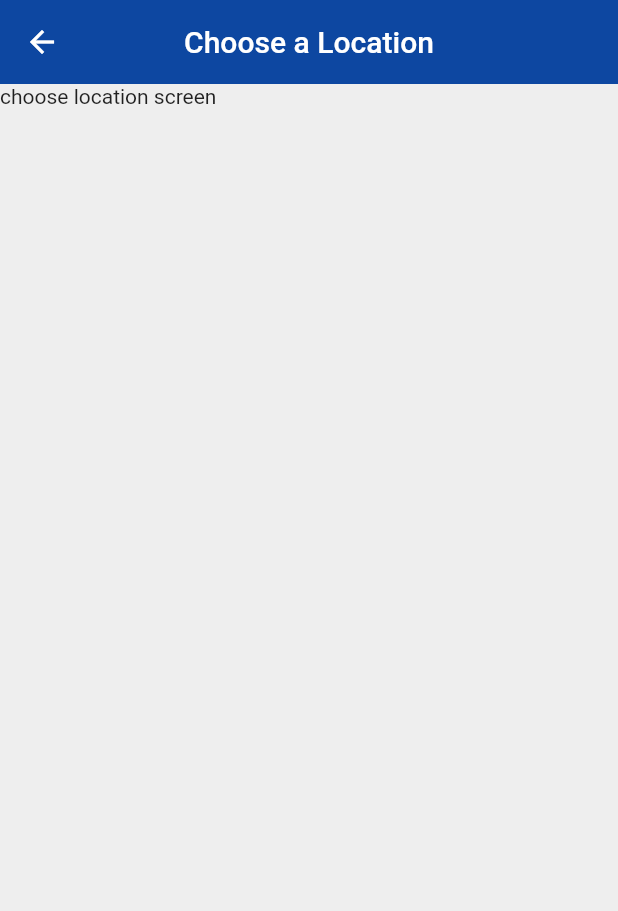
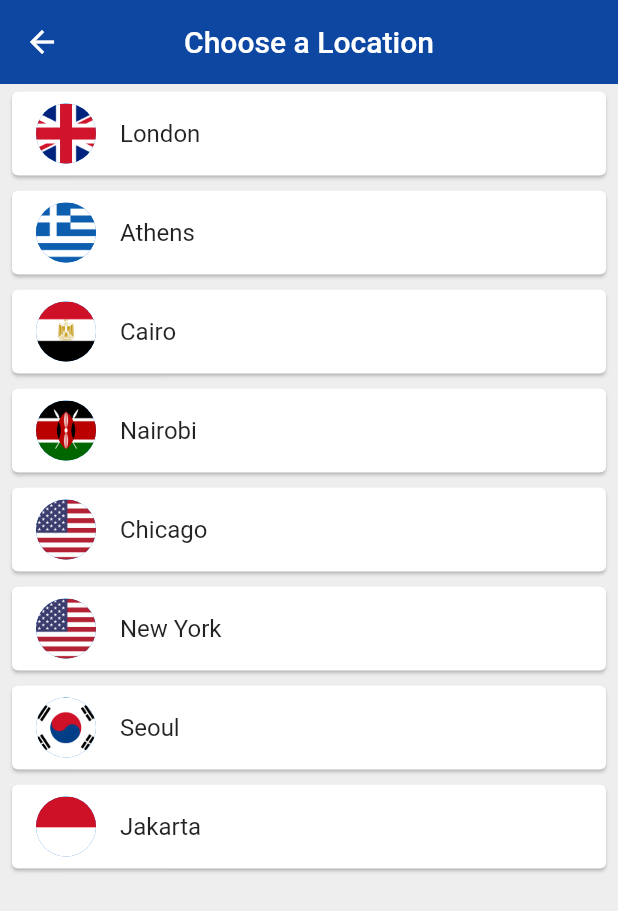
Before and after one commit to Kenedi231/world_time_app, a Flutter app: the Home screen opened directly with empty values, after a tap on "Edit location", on a phone screen of 412 x 824 dp. Shown: the top 911 px of the screen. Run offline on Flutter 3.47's test engine with Material 2 defaults, Android fonts, the phone set to English and light mode, and no system bars; our stand-ins replace flutter_spinkit; network calls fail.

Commit message:
finish world time app

```diff
--- a/lib/pages/choose_location.dart
+++ b/lib/pages/choose_location.dart
@@ -1,4 +1,5 @@
 import 'package:flutter/material.dart';
+import 'package:world_time/services/world_time.dart';
 
 class ChooseLocation extends StatefulWidget {
   @override
@@ -6,6 +7,26 @@ class ChooseLocation extends StatefulWidget {
 }
 
 class _ChooseLocationState extends State<ChooseLocation> {
+
+  List<WorldTime> locations = [
+    WorldTime(url: 'Europe/London', location: 'London', flag: 'uk.png'),
+    WorldTime(url: 'Europe/Berlin', location: 'Athens', flag: 'greece.png'),
+    WorldTime(url: 'Africa/Cairo', location: 'Cairo', flag: 'egypt.png'),
+    WorldTime(url: 'Africa/Nairobi', location: 'Nairobi', flag: 'kenya.png'),
+    WorldTime(url: 'America/Chicago', location: 'Chicago', flag: 'usa.png'),
+    WorldTime(url: 'America/New_York', location: 'New York', flag: 'usa.png'),
+    WorldTime(url: 'Asia/Seoul', location: 'Seoul', flag: 'south_korea.png'),
+    WorldTime(url: 'Asia/Jakarta', location: 'Jakarta', flag: 'indonesia.png'),
+  ];
+
+  void updateTime(index) async {
+    WorldTime instance = locations[index];
+    Navigator.pushReplacementNamed(context, '/', arguments: {
+      'flag': instance.flag,
+      'url': instance.url,
+      'location': instance.location,
+    });
+  }
 
   @override
   Widget build(BuildContext context) {
@@ -17,7 +38,25 @@ class _ChooseLocationState extends State<ChooseLocation> {
         centerTitle: true,
         elevation: 0,
       ),
-      body: Text('choose location screen'),
+      body: ListView.builder(
+        itemCount: locations.length,
+        itemBuilder: (context, index) {
+          return Padding(
+            padding: const EdgeInsets.symmetric(vertical: 1.0, horizontal: 4.0),
+            child: Card(
+              child: ListTile(
+                onTap: () {
+                  updateTime(index);
+                },
+                title: Text(locations[index].location),
+                leading: CircleAvatar(
+                  backgroundImage: AssetImage('assets/${locations[index].flag}'),
+                ),
+              ),
+            ),
+          );
+        },
+      ),
     );
   }
 }
--- a/lib/pages/home.dart
+++ b/lib/pages/home.dart
@@ -17,16 +17,59 @@ class _HomeState extends State<Home> {
     data = ModalRoute.of(context).settings.arguments;
     print(data);
 
+    String bgImage = data['isDayTime'] ? 'day.png' : 'night.png';
+
     return Scaffold(
-      body: SafeArea(
-        child: Column(
-          children: <Widget>[
-            FlatButton.icon(
-              onPressed: navigateToChooseLocation,
-              icon: Icon(Icons.edit_location),
-              label: Text('Edit location')
+      body: Container(
+        decoration: BoxDecoration(
+          image: DecorationImage(
+            image: AssetImage('assets/$bgImage'),
+            fit: BoxFit.cover,
+          ),
+        ),
+        child: SafeArea(
+          child: Padding(
+            padding: const EdgeInsets.fromLTRB(0, 120.0, 0, 0),
+            child: Column(
+              children: <Widget>[
+                FlatButton.icon(
+                  onPressed: navigateToChooseLocation,
+                  icon: Icon(
+                    Icons.edit_location,
+                    color: Colors.grey[300],
+                  ),
+                  label: Text(
+                    'Edit location',
+                    style: TextStyle(
+                      color: Colors.grey[300]
+                    ),
+                  )
+                ),
+                SizedBox(height: 20.0),
+                Row(
+                  mainAxisAlignment: MainAxisAlignment.center,
+                  children: <Widget>[
+                    Text(
+                      data['location'],
+                      style: TextStyle(
+                        fontSize: 28.0,
+                        letterSpacing: 2.0,
+                        color: Colors.white,
+                      ),
+                    )
+                  ],
+                ),
+                SizedBox(height: 20.0),
+                Text(
+                  data['time'],
+                  style: TextStyle(
+                    fontSize: 66.0,
+                    color: Colors.white,
+                  ),
+                )
+              ],
             ),
-          ],
+          ),
         ),
       ),
     );
--- a/lib/pages/loading.dart
+++ b/lib/pages/loading.dart
@@ -1,5 +1,6 @@
 import 'package:flutter/material.dart';
 import 'package:world_time/services/world_time.dart';
+import 'package:flutter_spinkit/flutter_spinkit.dart';
 
 class Loading extends StatefulWidget {
   @override
@@ -9,14 +10,15 @@ class Loading extends StatefulWidget {
 class _LoadingState extends State<Loading> {
 
   String time = 'loading';
+  Map data = {};
 
-  void setupWorldTime() {
-    WorldTime instance = WorldTime(location: 'Berlin', flag: 'germany.png', url: 'Europe/Berlin');
+  void setupWorldTime(instance) {
     instance.getTime().then((onValue) {
       Navigator.pushReplacementNamed(context, '/home', arguments: {
         'location': instance.location,
         'flag': instance.flag,
         'time': instance.time,
+        'isDayTime': instance.isDayTime,
       });
     });
 
@@ -25,15 +27,28 @@ class _LoadingState extends State<Loading> {
   @override
   void initState() {
     super.initState();
-    setupWorldTime();
   }
 
   @override
   Widget build(BuildContext context) {
+    data = ModalRoute.of(context).settings.arguments;
+
+    if (data != null) {
+      setupWorldTime(WorldTime(flag: data['flag'], location: data['location'], url: data['url']));
+    } else {
+      setupWorldTime(WorldTime(location: 'Berlin', flag: 'germany.png', url: 'Europe/Berlin'));
+    }
+
     return Scaffold(
+      backgroundColor: Colors.blue[900],
       body: Padding(
         padding: const EdgeInsets.all(50.0),
-        child: Text('loading'),
+        child: Center(
+          child: SpinKitRipple(
+            color: Colors.white,
+            size: 80.0,
+          ),
+        ),
       ),
     );
   }
--- a/lib/services/world_time.dart
+++ b/lib/services/world_time.dart
@@ -1,11 +1,13 @@
 import 'package:http/http.dart';
 import 'dart:convert';
+import 'package:intl/intl.dart';
 
 class WorldTime {
   String location;
   String time;
   String flag;
   String url;
+  bool isDayTime;
 
   WorldTime({this.location, this.flag, this.url});
 
@@ -21,10 +23,12 @@ class WorldTime {
       DateTime now = DateTime.parse(datetime);
       now = now.add(Duration(hours: int.parse(offset)));
 
-      time = now.toString();
+      isDayTime = now.hour > 6 && now.hour < 20;
+      time = DateFormat.jm().format(now);
     }
     catch (e) {
       print('caught error: $e');
+      isDayTime = false;
       time = 'could not get time data';
     }
   }
```
Also changed, not shown: pubspec.yaml (+4 -3 lines), assets/day.png (added), assets/egypt.png (added), assets/germany.png (added), assets/greece.png (added), assets/indonesia.png (added), assets/kenya.png (added), assets/night.png (added), assets/south_korea.png (added), assets/uk.png (added), assets/usa.png (added), pubspec.lock.
